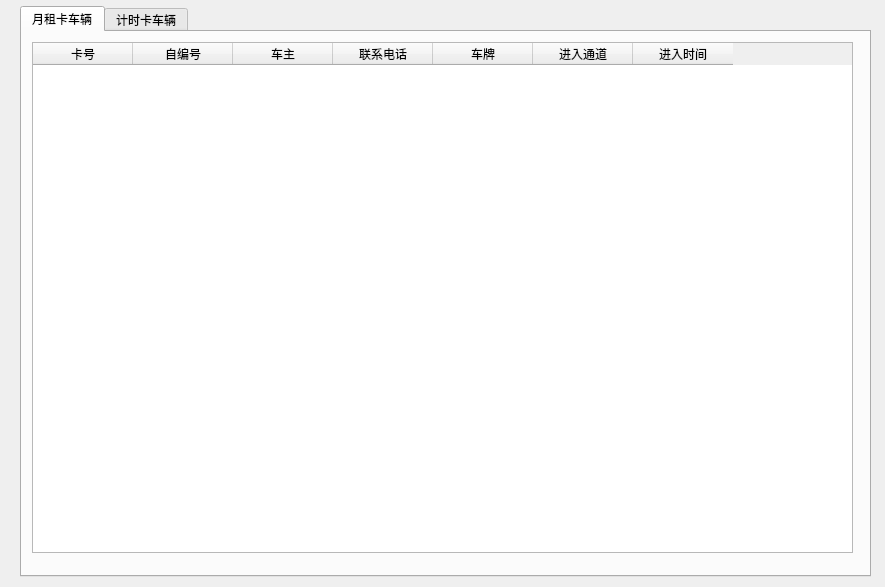
Before: the Qt Designer form Dialog/dlgstaying.ui in Anne081031/WinParkUI, drawn with Qt 5.
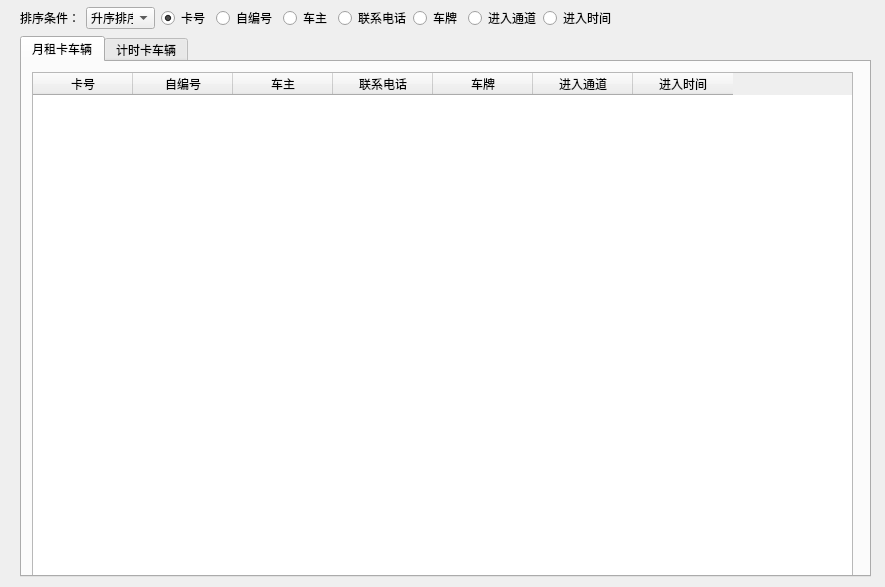
After: the same form once the commit is applied.

```diff
--- a/Dialog/dlgstaying.ui
+++ b/Dialog/dlgstaying.ui
@@ -17,9 +17,9 @@
    <property name="geometry">
     <rect>
      <x>20</x>
-     <y>6</y>
+     <y>36</y>
      <width>851</width>
-     <height>571</height>
+     <height>541</height>
     </rect>
    </property>
    <property name="currentIndex">
@@ -122,6 +122,91 @@
     </widget>
    </widget>
   </widget>
+  <widget class="QWidget" name="">
+   <property name="geometry">
+    <rect>
+     <x>20</x>
+     <y>7</y>
+     <width>592</width>
+     <height>22</height>
+    </rect>
+   </property>
+   <layout class="QHBoxLayout" name="horizontalLayout">
+    <item>
+     <widget class="QLabel" name="label">
+      <property name="text">
+       <string>排序条件：</string>
+      </property>
+     </widget>
+    </item>
+    <item>
+     <widget class="QComboBox" name="cbSort">
+      <item>
+       <property name="text">
+        <string>升序排序</string>
+       </property>
+      </item>
+      <item>
+       <property name="text">
+        <string>降序排序</string>
+       </property>
+      </item>
+     </widget>
+    </item>
+    <item>
+     <widget class="QRadioButton" name="chk0">
+      <property name="text">
+       <string>卡号</string>
+      </property>
+      <property name="checked">
+       <bool>true</bool>
+      </property>
+     </widget>
+    </item>
+    <item>
+     <widget class="QRadioButton" name="chk1">
+      <property name="text">
+       <string>自编号</string>
+      </property>
+     </widget>
+    </item>
+    <item>
+     <widget class="QRadioButton" name="chk2">
+      <property name="text">
+       <string>车主</string>
+      </property>
+     </widget>
+    </item>
+    <item>
+     <widget class="QRadioButton" name="chk3">
+      <property name="text">
+       <string>联系电话</string>
+      </property>
+     </widget>
+    </item>
+    <item>
+     <widget class="QRadioButton" name="chk4">
+      <property name="text">
+       <string>车牌</string>
+      </property>
+     </widget>
+    </item>
+    <item>
+     <widget class="QRadioButton" name="chk5">
+      <property name="text">
+       <string>进入通道</string>
+      </property>
+     </widget>
+    </item>
+    <item>
+     <widget class="QRadioButton" name="chk6">
+      <property name="text">
+       <string>进入时间</string>
+      </property>
+     </widget>
+    </item>
+   </layout>
+  </widget>
  </widget>
  <resources/>
  <connections/>
```
